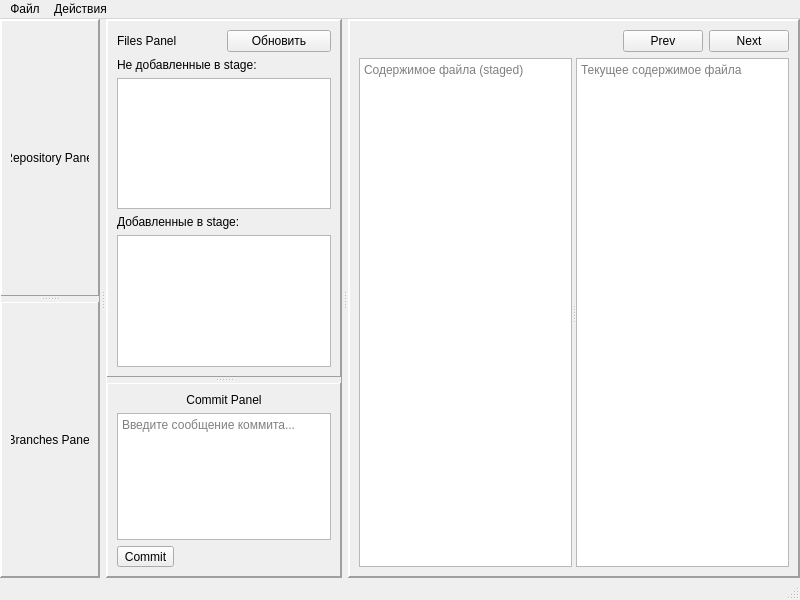
Before: the Qt Designer form commit_craft/mainwindow.ui in CJayM/CommitCraft, drawn with Qt 5.
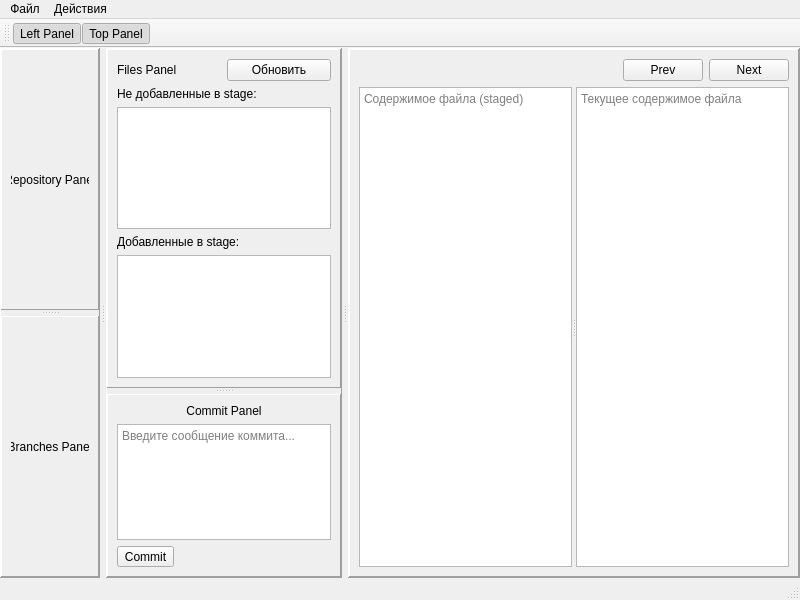
After: the same form once the commit is applied.

Commit message: Добавлен ToolBar

```diff
--- a/commit_craft/mainwindow.ui
+++ b/commit_craft/mainwindow.ui
@@ -468,6 +468,19 @@
    <addaction name="menuFile"/>
    <addaction name="menu"/>
   </widget>
+  <widget class="QToolBar" name="toolBar">
+   <property name="windowTitle">
+    <string>toolBar</string>
+   </property>
+   <attribute name="toolBarArea">
+    <enum>TopToolBarArea</enum>
+   </attribute>
+   <attribute name="toolBarBreak">
+    <bool>false</bool>
+   </attribute>
+   <addaction name="actionToggleLeftPanel"/>
+   <addaction name="actionToggleTopPanel"/>
+  </widget>
   <widget class="QStatusBar" name="statusbar"/>
   <action name="actionOpenRepository">
    <property name="text">
@@ -487,6 +500,34 @@
     <string>Ctrl+Return</string>
    </property>
   </action>
+  <action name="actionToggleLeftPanel">
+   <property name="checkable">
+    <bool>true</bool>
+   </property>
+   <property name="checked">
+    <bool>true</bool>
+   </property>
+   <property name="text">
+    <string>Left Panel</string>
+   </property>
+   <property name="toolTip">
+    <string>Toggle Left Panel</string>
+   </property>
+  </action>
+  <action name="actionToggleTopPanel">
+   <property name="checkable">
+    <bool>true</bool>
+   </property>
+   <property name="checked">
+    <bool>true</bool>
+   </property>
+   <property name="text">
+    <string>Top Panel</string>
+   </property>
+   <property name="toolTip">
+    <string>Toggle Top Panel</string>
+   </property>
+  </action>
  </widget>
  <resources/>
  <connections/>
```
The commit also changes 2 other files.
